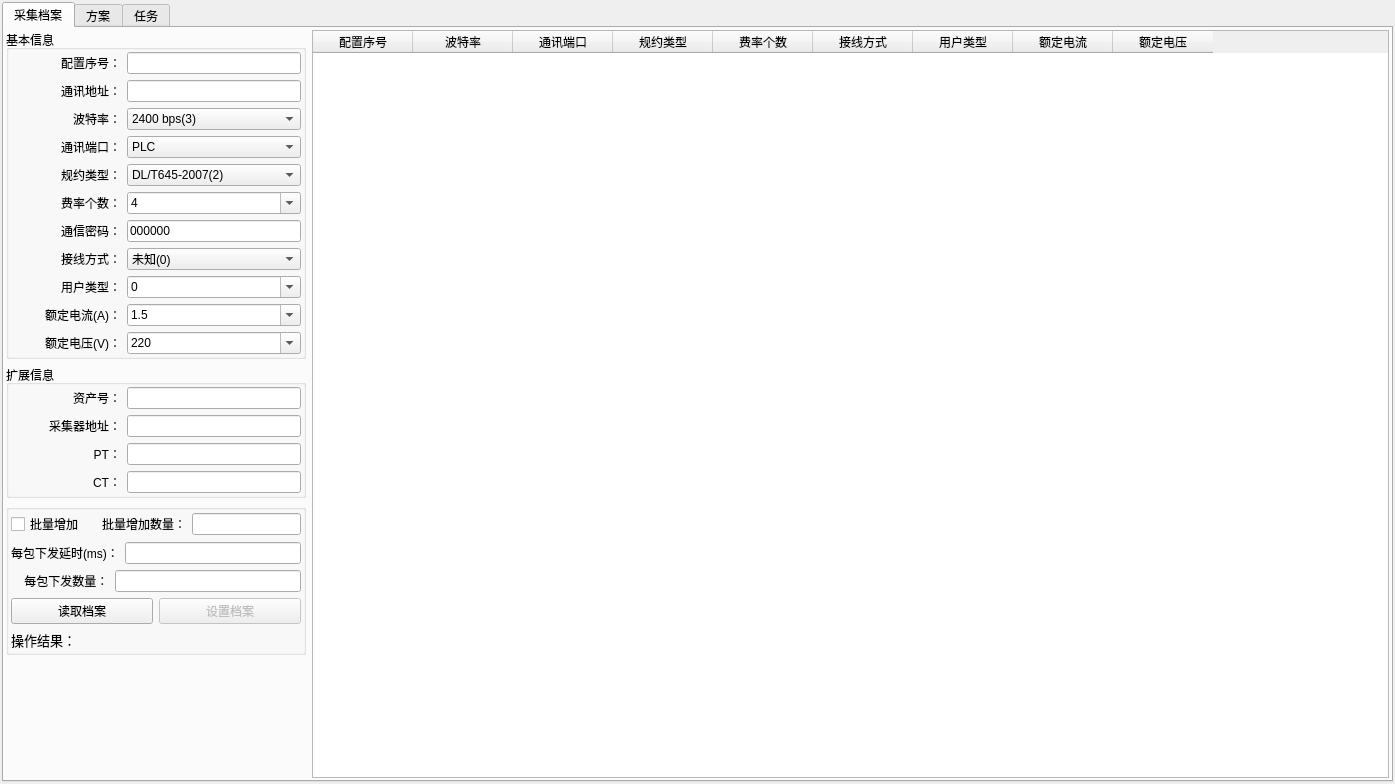
Before: the Qt Designer form master/UI/param_dread_window.ui in liuning587/698master, drawn with Qt 5.
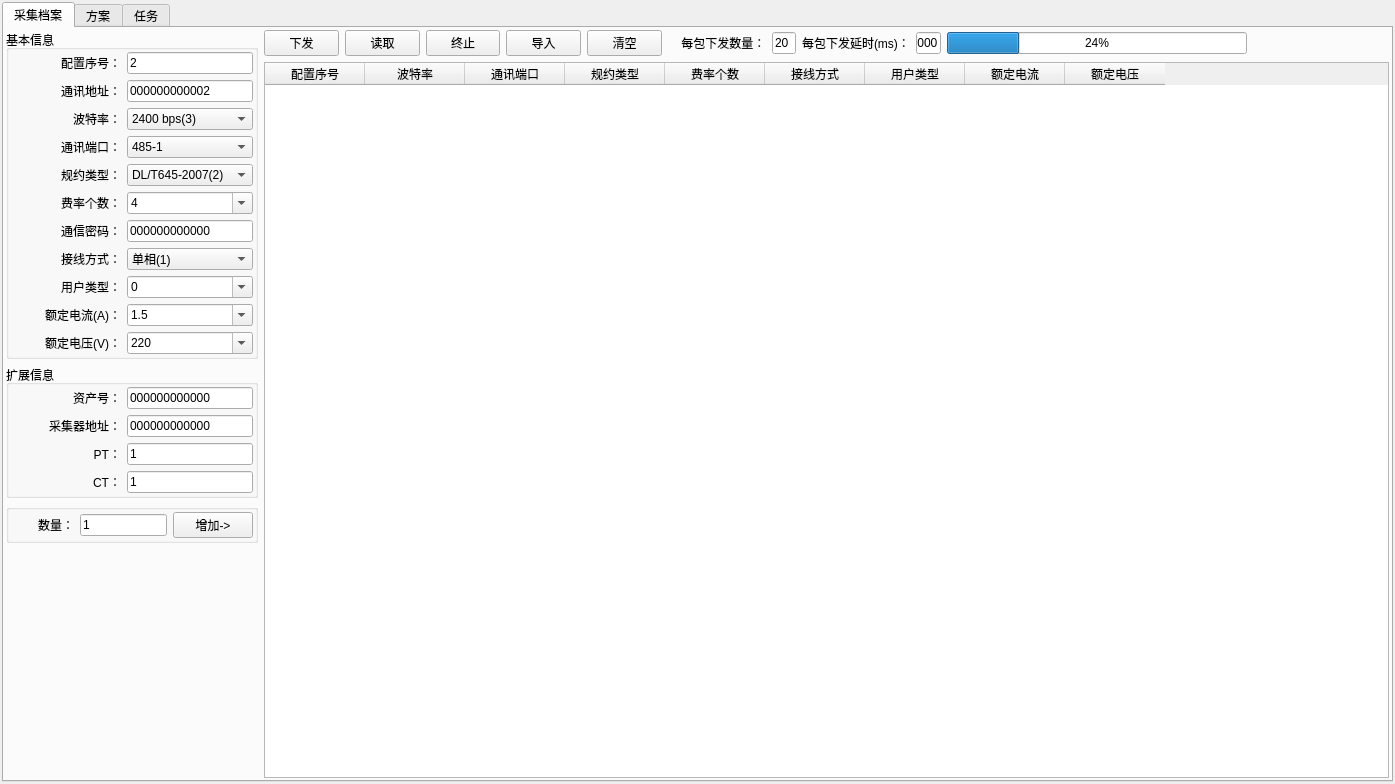
After: the same form once the commit is applied. Icons and pictures are not drawn.

Diff of the .ui file:
```diff
--- a/master/UI/param_dread_window.ui
+++ b/master/UI/param_dread_window.ui
@@ -13,13 +13,8 @@
   <property name="windowTitle">
    <string>抄表配置</string>
   </property>
-  <property name="windowIcon">
-   <iconset>
-    <normaloff>:/698/698.ico</normaloff>
-    <normalon>:/698/698.ico</normalon>:/698/698.ico</iconset>
-  </property>
   <widget class="QWidget" name="centralwidget">
-   <layout class="QVBoxLayout" name="verticalLayout_28">
+   <layout class="QVBoxLayout" name="verticalLayout_4">
     <item>
      <widget class="QTabWidget" name="tabWidget">
       <property name="enabled">
@@ -32,12 +27,9 @@
        <attribute name="title">
         <string>采集档案</string>
        </attribute>
-       <layout class="QHBoxLayout" name="horizontalLayout_5">
+       <layout class="QHBoxLayout" name="horizontalLayout_8">
         <item>
-         <layout class="QVBoxLayout" name="verticalLayout_2">
-          <property name="sizeConstraint">
-           <enum>QLayout::SetFixedSize</enum>
-          </property>
+         <layout class="QVBoxLayout" name="verticalLayout">
           <item>
            <widget class="QGroupBox" name="groupBox_Basic_object">
             <property name="maximumSize">
@@ -113,10 +105,10 @@
                   </size>
                  </property>
                  <property name="text">
-                  <string/>
+                  <string>2</string>
                  </property>
                  <property name="maxLength">
-                  <number>12</number>
+                  <number>4</number>
                  </property>
                 </widget>
                </item>
@@ -185,7 +177,7 @@
                   </size>
                  </property>
                  <property name="text">
-                  <string/>
+                  <string>000000000002</string>
                  </property>
                  <property name="maxLength">
                   <number>12</number>
@@ -326,7 +318,7 @@
                <item>
                 <widget class="QComboBox" name="comboBox_port">
                  <property name="currentIndex">
-                  <number>2</number>
+                  <number>0</number>
                  </property>
                  <item>
                   <property name="text">
@@ -343,6 +335,11 @@
                    <string>PLC</string>
                   </property>
                  </item>
+                 <item>
+                  <property name="text">
+                   <string>交采</string>
+                  </property>
+                 </item>
                 </widget>
                </item>
               </layout>
@@ -452,6 +449,9 @@
                  <property name="editable">
                   <bool>true</bool>
                  </property>
+                 <property name="maxCount">
+                  <number>8</number>
+                 </property>
                  <item>
                   <property name="text">
                    <string>4</string>
@@ -524,10 +524,10 @@
                   </size>
                  </property>
                  <property name="text">
-                  <string>000000</string>
+                  <string>000000000000</string>
                  </property>
                  <property name="maxLength">
-                  <number>6</number>
+                  <number>12</number>
                  </property>
                 </widget>
                </item>
@@ -570,6 +570,9 @@
                </item>
                <item>
                 <widget class="QComboBox" name="comboBox_lineMode">
+                 <property name="currentIndex">
+                  <number>1</number>
+                 </property>
                  <item>
                   <property name="text">
                    <string>未知(0)</string>
@@ -863,6 +866,12 @@
                    <height>0</height>
                   </size>
                  </property>
+                 <property name="text">
+                  <string>000000000000</string>
+                 </property>
+                 <property name="maxLength">
+                  <number>12</number>
+                 </property>
                 </widget>
                </item>
               </layout>
@@ -929,6 +938,12 @@
                    <height>0</height>
                   </size>
                  </property>
+                 <property name="text">
+                  <string>000000000000</string>
+                 </property>
+                 <property name="maxLength">
+                  <number>12</number>
+                 </property>
                 </widget>
                </item>
               </layout>
@@ -995,6 +1010,12 @@
                    <height>0</height>
                   </size>
                  </property>
+                 <property name="text">
+                  <string>1</string>
+                 </property>
+                 <property name="maxLength">
+                  <number>3</number>
+                 </property>
                 </widget>
                </item>
               </layout>
@@ -1065,7 +1086,10 @@
                   <bool>false</bool>
                  </property>
                  <property name="text">
-                  <string/>
+                  <string>1</string>
+                 </property>
+                 <property name="maxLength">
+                  <number>3</number>
                  </property>
                  <property name="frame">
                   <bool>true</bool>
@@ -1106,107 +1130,60 @@
             <property name="title">
              <string/>
             </property>
-            <layout class="QVBoxLayout" name="verticalLayout">
+            <layout class="QHBoxLayout" name="horizontalLayout_7">
              <item>
               <layout class="QHBoxLayout" name="horizontalLayout">
                <item>
-                <widget class="QCheckBox" name="checkBox_batchAdd">
-                 <property name="text">
-                  <string>批量增加</string>
+                <spacer name="horizontalSpacer_2">
+                 <property name="orientation">
+                  <enum>Qt::Horizontal</enum>
                  </property>
-                </widget>
+                 <property name="sizeHint" stdset="0">
+                  <size>
+                   <width>38</width>
+                   <height>20</height>
+                  </size>
+                 </property>
+                </spacer>
                </item>
                <item>
-                <widget class="QLabel" name="label_batchAdd">
-                 <property name="font">
-                  <font>
-                   <family>SimSun-ExtB</family>
-                   <weight>50</weight>
-                   <bold>false</bold>
-                  </font>
-                 </property>
+                <widget class="QLabel" name="label">
                  <property name="text">
-                  <string>批量增加数量：</string>
+                  <string>数量：</string>
+                 </property>
+                 <property name="alignment">
+                  <set>Qt::AlignRight|Qt::AlignTrailing|Qt::AlignVCenter</set>
                  </property>
                 </widget>
                </item>
                <item>
                 <widget class="QLineEdit" name="lineEdit_batchAdd">
+                 <property name="enabled">
+                  <bool>true</bool>
+                 </property>
                  <property name="maximumSize">
                   <size>
-                   <width>109</width>
+                   <width>98</width>
                    <height>16777215</height>
                   </size>
                  </property>
+                 <property name="text">
+                  <string>1</string>
+                 </property>
                  <property name="maxLength">
-                  <number>2</number>
+                  <number>4</number>
                  </property>
                 </widget>
                </item>
-              </layout>
-             </item>
              <item>
-              <layout class="QHBoxLayout" name="horizontalLayout_4">
-               <item>
-                <widget class="QLabel" name="label_delay">
+                <widget class="QPushButton" name="PushButton_batchAdd">
                  <property name="text">
-                  <string>每包下发延时(ms)：</string>
+                  <string>增加-&gt;</string>
                  </property>
                 </widget>
                </item>
-               <item>
-                <widget class="QLineEdit" name="lineEdit_delay"/>
-               </item>
               </layout>
              </item>
-             <item>
-              <layout class="QHBoxLayout" name="horizontalLayout_2">
-               <item>
-                <widget class="QLabel" name="label_cnt">
-                 <property name="text">
-                  <string>    每包下发数量：</string>
-                 </property>
-                </widget>
-               </item>
-               <item>
-                <widget class="QLineEdit" name="lineEdit_cnt"/>
-               </item>
-              </layout>
-             </item>
-             <item>
-              <layout class="QHBoxLayout" name="horizontalLayout_156">
-               <item>
-                <widget class="QPushButton" name="PushButton_get">
-                 <property name="text">
-                  <string>读取档案</string>
-                 </property>
-                </widget>
-               </item>
-               <item>
-                <widget class="QPushButton" name="PushButton_set">
-                 <property name="enabled">
-                  <bool>false</bool>
-                 </property>
-                 <property name="text">
-                  <string>设置档案</string>
-                 </property>
-                </widget>
-               </item>
-              </layout>
-             </item>
-             <item>
-              <widget class="QLabel" name="label_res">
-               <property name="font">
-                <font>
-                 <family>微软雅黑</family>
-                 <pointsize>10</pointsize>
-                </font>
-               </property>
-               <property name="text">
-                <string>操作结果：</string>
-               </property>
-              </widget>
-             </item>
             </layout>
            </widget>
           </item>
@@ -1226,6 +1203,173 @@
          </layout>
         </item>
         <item>
+         <layout class="QVBoxLayout" name="verticalLayout_3">
+          <item>
+           <layout class="QHBoxLayout" name="horizontalLayout_6">
+            <item>
+             <layout class="QHBoxLayout" name="horizontalLayout_2">
+              <item>
+               <widget class="QPushButton" name="PushButton_set">
+                <property name="minimumSize">
+                 <size>
+                  <width>50</width>
+                  <height>0</height>
+                 </size>
+                </property>
+                <property name="text">
+                 <string>下发</string>
+                </property>
+               </widget>
+              </item>
+              <item>
+               <widget class="QPushButton" name="PushButton_get">
+                <property name="enabled">
+                 <bool>true</bool>
+                </property>
+                <property name="minimumSize">
+                 <size>
+                  <width>50</width>
+                  <height>0</height>
+                 </size>
+                </property>
+                <property name="text">
+                 <string>读取</string>
+                </property>
+               </widget>
+              </item>
+              <item>
+               <widget class="QPushButton" name="PushButton_stop">
+                <property name="enabled">
+                 <bool>true</bool>
+                </property>
+                <property name="minimumSize">
+                 <size>
+                  <width>50</width>
+                  <height>0</height>
+                 </size>
+                </property>
+                <property name="text">
+                 <string>终止</string>
+                </property>
+               </widget>
+              </item>
+              <item>
+               <widget class="QPushButton" name="PushButton_import">
+                <property name="enabled">
+                 <bool>true</bool>
+                </property>
+                <property name="minimumSize">
+                 <size>
+                  <width>50</width>
+                  <height>0</height>
+                 </size>
+                </property>
+                <property name="text">
+                 <string>导入</string>
+                </property>
+               </widget>
+              </item>
+              <item>
+               <widget class="QPushButton" name="PushButton_clear">
+                <property name="enabled">
+                 <bool>true</bool>
+                </property>
+                <property name="minimumSize">
+                 <size>
+                  <width>50</width>
+                  <height>0</height>
+                 </size>
+                </property>
+                <property name="text">
+                 <string>清空</string>
+                </property>
+               </widget>
+              </item>
+             </layout>
+            </item>
+            <item>
+             <layout class="QHBoxLayout" name="horizontalLayout_4">
+              <item>
+               <widget class="QLabel" name="label_cnt">
+                <property name="text">
+                 <string>    每包下发数量：</string>
+                </property>
+               </widget>
+              </item>
+              <item>
+               <widget class="QLineEdit" name="lineEdit_cnt">
+                <property name="maximumSize">
+                 <size>
+                  <width>50</width>
+                  <height>16777215</height>
+                 </size>
+                </property>
+                <property name="text">
+                 <string>20</string>
+                </property>
+                <property name="maxLength">
+                 <number>3</number>
+                </property>
+               </widget>
+              </item>
+             </layout>
+            </item>
+            <item>
+             <layout class="QHBoxLayout" name="horizontalLayout_5">
+              <item>
+               <widget class="QLabel" name="label_delay">
+                <property name="text">
+                 <string>每包下发延时(ms)：</string>
+                </property>
+               </widget>
+              </item>
+              <item>
+               <widget class="QLineEdit" name="lineEdit_delay">
+                <property name="maximumSize">
+                 <size>
+                  <width>50</width>
+                  <height>16777215</height>
+                 </size>
+                </property>
+                <property name="text">
+                 <string>30000</string>
+                </property>
+                <property name="maxLength">
+                 <number>5</number>
+                </property>
+               </widget>
+              </item>
+             </layout>
+            </item>
+            <item>
+             <widget class="QProgressBar" name="progressBar">
+              <property name="minimumSize">
+               <size>
+                <width>300</width>
+                <height>0</height>
+               </size>
+              </property>
+              <property name="value">
+               <number>24</number>
+              </property>
+             </widget>
+            </item>
+            <item>
+             <spacer name="horizontalSpacer">
+              <property name="orientation">
+               <enum>Qt::Horizontal</enum>
+              </property>
+              <property name="sizeHint" stdset="0">
+               <size>
+                <width>168</width>
+                <height>20</height>
+               </size>
+              </property>
+             </spacer>
+            </item>
+           </layout>
+          </item>
+          <item>
          <widget class="QTableWidget" name="tableWidget">
           <property name="enabled">
            <bool>true</bool>
@@ -1242,6 +1386,39 @@
             <height>16777215</height>
            </size>
           </property>
+            <property name="accessibleName">
+             <string/>
+            </property>
+            <property name="autoFillBackground">
+             <bool>false</bool>
+            </property>
+            <property name="frameShape">
+             <enum>QFrame::StyledPanel</enum>
+            </property>
+            <property name="frameShadow">
+             <enum>QFrame::Sunken</enum>
+            </property>
+            <property name="lineWidth">
+             <number>1</number>
+            </property>
+            <property name="dragEnabled">
+             <bool>false</bool>
+            </property>
+            <property name="gridStyle">
+             <enum>Qt::SolidLine</enum>
+            </property>
+            <property name="sortingEnabled">
+             <bool>true</bool>
+            </property>
+            <property name="wordWrap">
+             <bool>true</bool>
+            </property>
+            <property name="rowCount">
+             <number>0</number>
+            </property>
+            <attribute name="horizontalHeaderCascadingSectionResizes">
+             <bool>false</bool>
+            </attribute>
           <column>
            <property name="text">
             <string>配置序号</string>
@@ -1290,6 +1467,8 @@
          </widget>
         </item>
        </layout>
+        </item>
+       </layout>
       </widget>
       <widget class="QWidget" name="tab_scheme">
        <attribute name="title">
```
Left out of the diff: 4 changed lines with no effect on the pictures. Lines whose indentation alone changed are shown as unchanged.
